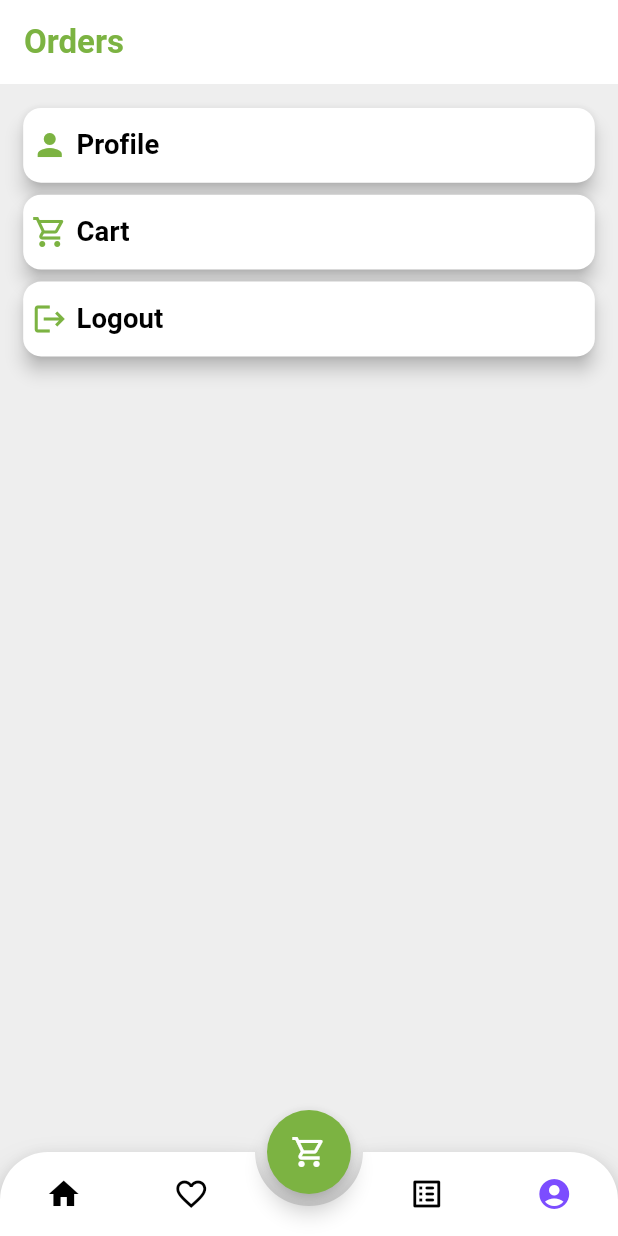
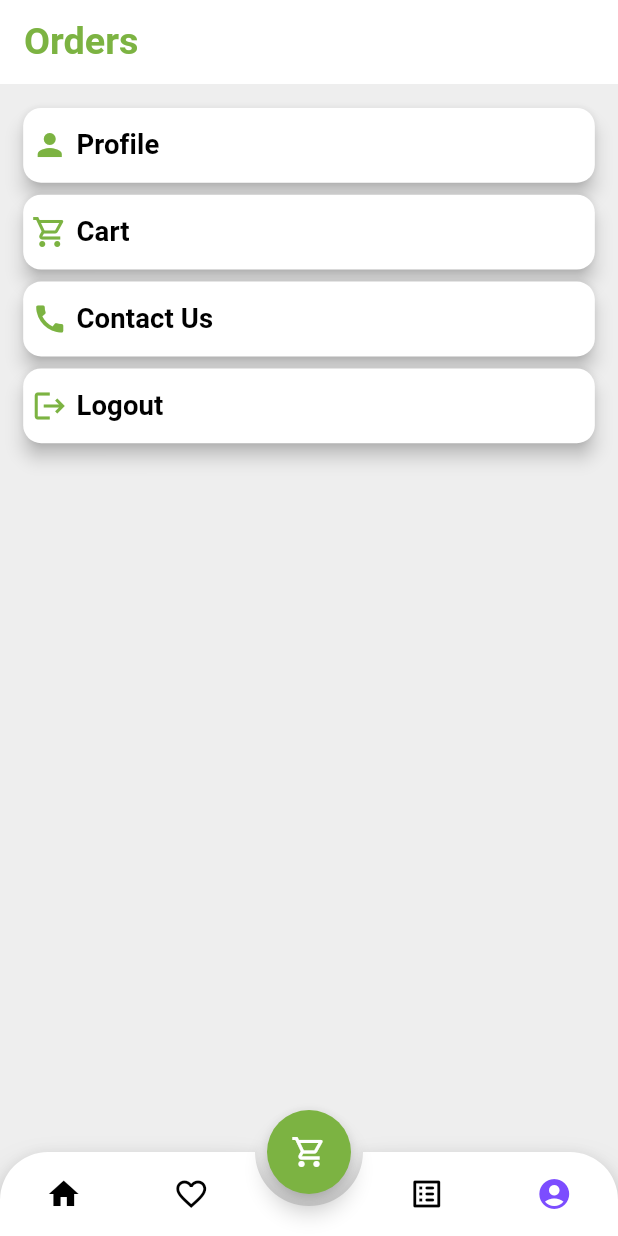
Before and after one commit to besho0y/foodapp, a Flutter app: the screen it shows after launch, item 4 of the bottom bar chosen, on a phone screen of 412 x 824 dp. Run offline on Flutter 3.47's test engine with Material 3 defaults, Android fonts, the phone set to English and light mode, and no system bars; drawn by our look-alikes of animated_bottom_navigation_bar; our stand-ins replace bloc, carousel_slider, flutter_bloc, flutter_screenutil.

```diff
--- a/lib/screens/settings/settingsScreen.dart
+++ b/lib/screens/settings/settingsScreen.dart
@@ -48,6 +48,21 @@ class Settingsscreen extends StatelessWidget {
               padding: EdgeInsets.symmetric(vertical: 10.h, horizontal: 5.w),
               child: Row(
                 children: [
+                  Icon(Icons.call, color: AppColors.primarylight),
+                  SizedBox(width: 5.w),
+                  Text(
+                    "Contact Us",
+                    style: Theme.of(context).textTheme.labelLarge,
+                  ),
+                ],
+              ),
+            ),
+          ),
+          Card(
+            child: Padding(
+              padding: EdgeInsets.symmetric(vertical: 10.h, horizontal: 5.w),
+              child: Row(
+                children: [
                   Icon(Icons.logout, color: AppColors.primarylight),
                   SizedBox(width: 5.w),
                   Text("Logout", style: Theme.of(context).textTheme.labelLarge),
--- a/lib/shared/themes.dart
+++ b/lib/shared/themes.dart
@@ -14,7 +14,7 @@ ThemeData lightTheme = ThemeData(
     iconTheme: IconThemeData(color: AppColors.primarylight),
     titleTextStyle: TextStyle(
       color: AppColors.primarylight,
-      fontSize: 22.0,
+      fontSize: 22.sp,
       fontWeight: FontWeight.bold,
     ),
     systemOverlayStyle: SystemUiOverlayStyle(
@@ -32,7 +32,7 @@ ThemeData lightTheme = ThemeData(
   ),
   textTheme: TextTheme(
     //body
-    bodyLarge: TextStyle(fontSize: 16.0, color: Colors.black87),
+    bodyLarge: TextStyle(fontSize: 16.sp, color: Colors.black87),
 
     bodyMedium: TextStyle(
       fontSize: 20.sp,
@@ -50,7 +50,7 @@ ThemeData lightTheme = ThemeData(
     ),
 
     headlineSmall: TextStyle(
-      fontSize: 22.0,
+      fontSize: 22.sp,
       fontWeight: FontWeight.bold,
       color: AppColors.primarylight,
     ),
@@ -99,7 +99,7 @@ ThemeData darkTheme = ThemeData(
     iconTheme: IconThemeData(color: AppColors.primarydark),
     titleTextStyle: TextStyle(
       color: AppColors.primarydark,
-      fontSize: 22.0,
+      fontSize: 22.sp,
       fontWeight: FontWeight.bold,
     ),
     systemOverlayStyle: SystemUiOverlayStyle(
@@ -117,12 +117,12 @@ ThemeData darkTheme = ThemeData(
   ),
   textTheme: TextTheme(
     bodyLarge: TextStyle(
-      fontSize: 16.0,
+      fontSize: 16.sp,
       color: Colors.white,
       fontWeight: FontWeight.bold,
     ),
     headlineSmall: TextStyle(
-      fontSize: 22.0,
+      fontSize: 22.sp,
       fontWeight: FontWeight.bold,
       color: AppColors.primarydark,
     ),
```
Also changed, not shown: lib/screens/favourits/favouritsScreen.dart (+7 -2 lines), lib/screens/menu/menuScreen.dart (+3 -80 lines), lib/widgets/itemcard.dart (added, +96 -0 lines).
